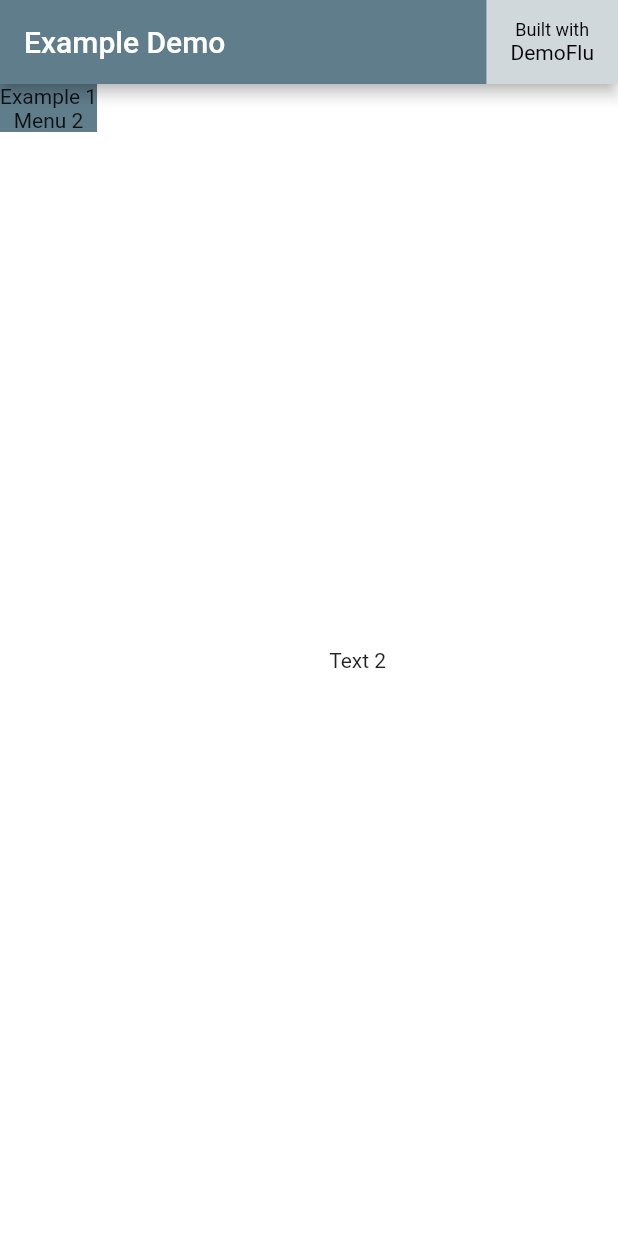
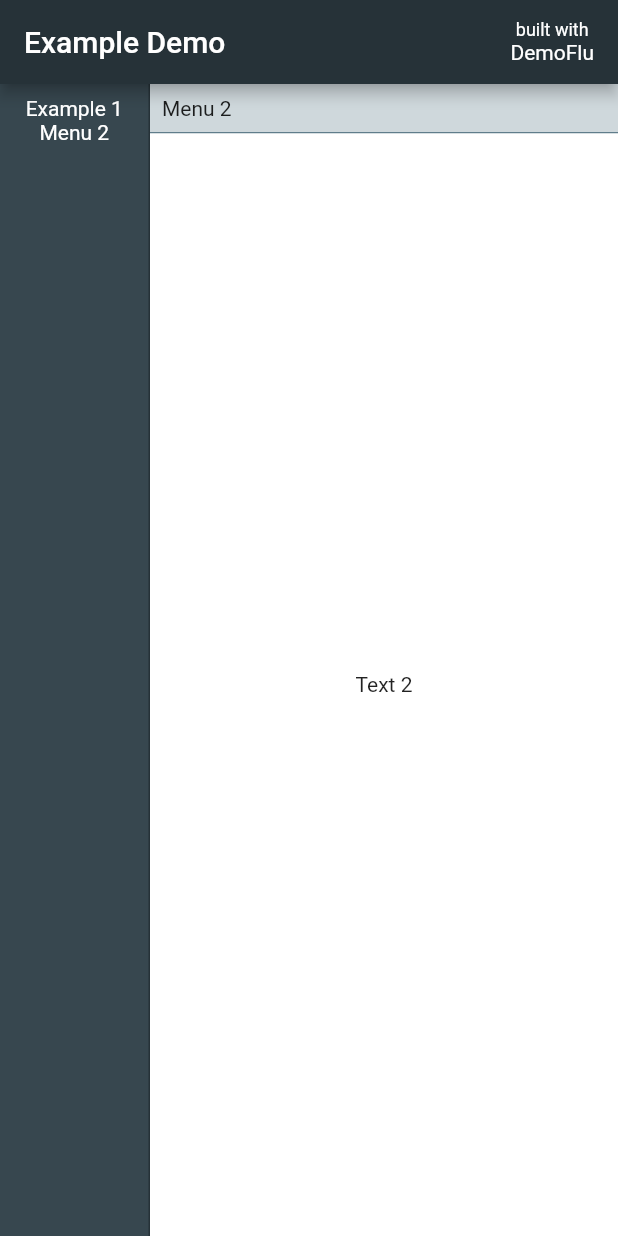
Before and after one commit to caduandrade/demoflu, a Flutter app: the screen it shows after launch, after a tap on "Menu 2", on a phone screen of 412 x 824 dp. Run offline on Flutter 3.47's test engine with Material 2 defaults, Android fonts, the phone set to English and light mode, and no system bars; missing offline and left inert: multi_split_view.

Commit message:
Example bar

```diff
--- a/lib/src/demoflu_app.dart
+++ b/lib/src/demoflu_app.dart
@@ -1,7 +1,11 @@
 import 'package:demoflu/demoflu.dart';
+import 'package:flutter/cupertino.dart';
 import 'package:flutter/services.dart' show rootBundle;
 import 'package:flutter/material.dart';
 import 'package:multi_split_view/multi_split_view.dart';
+import 'package:url_launcher/url_launcher.dart';
+
+const _url = 'https://flutter.dev';
 
 class DemoFluApp extends StatefulWidget {
   const DemoFluApp({required this.title, required this.menuSections});
@@ -49,8 +53,10 @@ class _DemoFluAppState extends State<DemoFluApp> {
             primarySwatch: Colors.blueGrey,
             scaffoldBackgroundColor: Colors.white),
         home: Scaffold(
-            appBar:
-                AppBar(title: Text(widget.title), actions: [_DemoFluLogo()]),
+            appBar: AppBar(
+                title: Text(widget.title),
+                backgroundColor: Colors.blueGrey[900],
+                actions: [_DemoFluLogo()]),
             body: _DemoFluAppInheritedWidget(state: this, child: _Body())));
   }
 
@@ -76,33 +82,37 @@ class _DemoFluLogo extends StatelessWidget {
   @override
   Widget build(BuildContext context) {
     Column column = Column(children: [
-      Text('Built with', style: TextStyle(color: Colors.black, fontSize: 12)),
-      Text('DemoFlu', style: TextStyle(color: Colors.black, fontSize: 14))
+      Text('built with', style: TextStyle(fontSize: 12)),
+      Text('DemoFlu', style: TextStyle(fontSize: 14))
     ], mainAxisAlignment: MainAxisAlignment.center);
     FittedBox fittedBox = FittedBox(child: column, fit: BoxFit.scaleDown);
     EdgeInsets padding = EdgeInsets.fromLTRB(16, 8, 16, 8);
-    Container container = Container(
-        child: fittedBox,
-        padding: padding,
-        color: Colors.white.withOpacity(.7));
+    Container container = Container(child: fittedBox, padding: padding);
     return InkWell(
         child: LimitedBox(child: container, maxHeight: kToolbarHeight),
-        onTap: () => print('Tap'));
+        onTap: () => _launchURL());
   }
+
+  void _launchURL() async => await canLaunch(_url)
+      ? await launch(_url)
+      : throw 'Could not launch $_url';
 }
 
 class _MenuWidget extends StatelessWidget {
   @override
   Widget build(BuildContext context) {
     _DemoFluAppState state = _DemoFluAppState.of(context)!;
-    ThemeData theme = Theme.of(context);
     List<Widget> children = [];
     for (DemoFluMenuSection menuSection in state.menuSections) {
       children.add(_MenuSectionWidget(menuSection));
     }
-    return SingleChildScrollView(
-        child: Container(
-            child: Column(children: children), color: theme.accentColor));
+    return Container(
+        child: SingleChildScrollView(
+            padding: EdgeInsets.all(8), child: Column(children: children)),
+        decoration: BoxDecoration(
+            color: Colors.blueGrey[800],
+            border: Border(
+                right: BorderSide(width: 1, color: Colors.blueGrey[900]!))));
   }
 }
 
@@ -130,7 +140,25 @@ class _MenuItemWidget extends StatelessWidget {
   Widget build(BuildContext context) {
     _DemoFluAppState state = _DemoFluAppState.of(context)!;
     return InkWell(
-        child: Text(menuItem.text), onTap: () => state.updateFor(menuItem));
+        child: Text(menuItem.text, style: TextStyle(color: Colors.white)),
+        onTap: () => state.updateFor(menuItem));
+  }
+}
+
+class _ExampleBar extends StatelessWidget {
+  const _ExampleBar(this.menuItem);
+
+  final DemoFluMenuItem menuItem;
+
+  @override
+  Widget build(BuildContext context) {
+    return Container(
+        child: Text(menuItem.text),
+        padding: EdgeInsets.all(8),
+        decoration: BoxDecoration(
+            color: Colors.blueGrey[100],
+            border: Border(
+                bottom: BorderSide(width: 1, color: Colors.blueGrey[500]!))));
   }
 }
 
@@ -140,7 +168,11 @@ class _Body extends StatelessWidget {
     _DemoFluAppState state = _DemoFluAppState.of(context)!;
     ThemeData theme = Theme.of(context);
     Widget content = Container();
+    List<Widget> children = [LayoutId(id: 1, child: _MenuWidget())];
     if (state._currentMenuItem != null) {
+      children
+          .add(LayoutId(id: 3, child: _ExampleBar(state._currentMenuItem!)));
+
       DemoFluMenuItem menuItem = state._currentMenuItem!;
       content = menuItem.builder(context);
 
@@ -193,8 +225,41 @@ class _Body extends StatelessWidget {
             )));
       }
     }
-    return Row(
-        children: [_MenuWidget(), Expanded(child: content)],
-        crossAxisAlignment: CrossAxisAlignment.stretch);
+    children.add(LayoutId(id: 2, child: content));
+
+    return CustomMultiChildLayout(delegate: _BodyLayout(), children: children);
   }
 }
+
+class _BodyLayout extends MultiChildLayoutDelegate {
+  @override
+  void performLayout(Size size) {
+    Size menuSize = layoutChild(
+        1,
+        BoxConstraints(
+            maxWidth: 250,
+            minWidth: 100,
+            maxHeight: size.height,
+            minHeight: size.height));
+    positionChild(1, Offset.zero);
+
+    Size exampleBarSize = Size.zero;
+    if (hasChild(3)) {
+      exampleBarSize = layoutChild(
+          3, BoxConstraints.tightFor(width: size.width - menuSize.width));
+      positionChild(3, Offset(menuSize.width, 0));
+    }
+
+    layoutChild(
+        2,
+        BoxConstraints.tightFor(
+            width: size.width - menuSize.width,
+            height: size.height - exampleBarSize.height));
+    positionChild(2, Offset(menuSize.width, exampleBarSize.height));
+  }
+
+  @override
+  bool shouldRelayout(covariant MultiChildLayoutDelegate oldDelegate) {
+    return false;
+  }
+}
--- a/pubspec.yaml
+++ b/pubspec.yaml
@@ -10,6 +10,7 @@ dependencies:
   flutter:
     sdk: flutter
   multi_split_view: ^1.4.0
+  url_launcher: ^6.0.7
 
 dev_dependencies:
   flutter_test:
```
Also changed, not shown: example/pubspec.lock, pubspec.lock.
